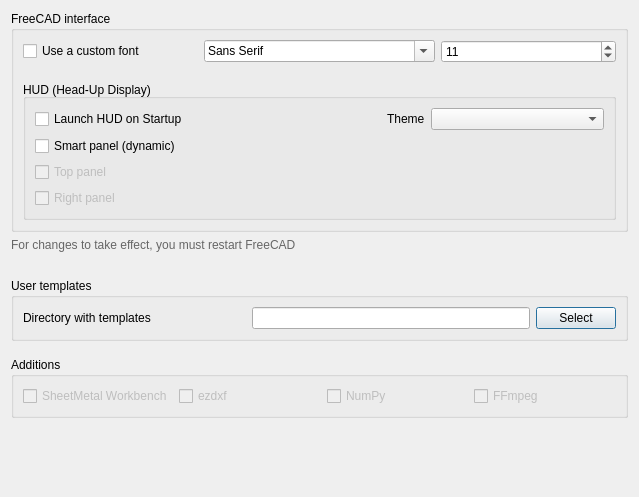
GS90/addFC, file addon/addFC/ui/pref_other.ui: the form before one commit.
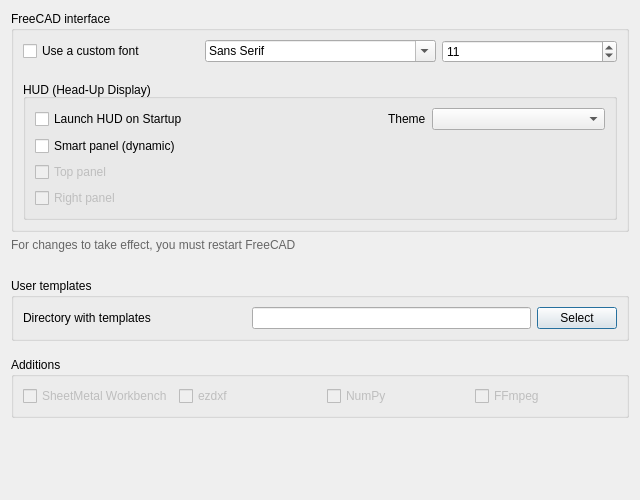
The form after the commit.

```diff
--- a/addon/addFC/ui/pref_other.ui
+++ b/addon/addFC/ui/pref_other.ui
@@ -7,8 +7,8 @@
    <rect>
     <x>0</x>
     <y>0</y>
-    <width>639</width>
-    <height>497</height>
+    <width>640</width>
+    <height>500</height>
    </rect>
   </property>
   <property name="windowTitle">
```
